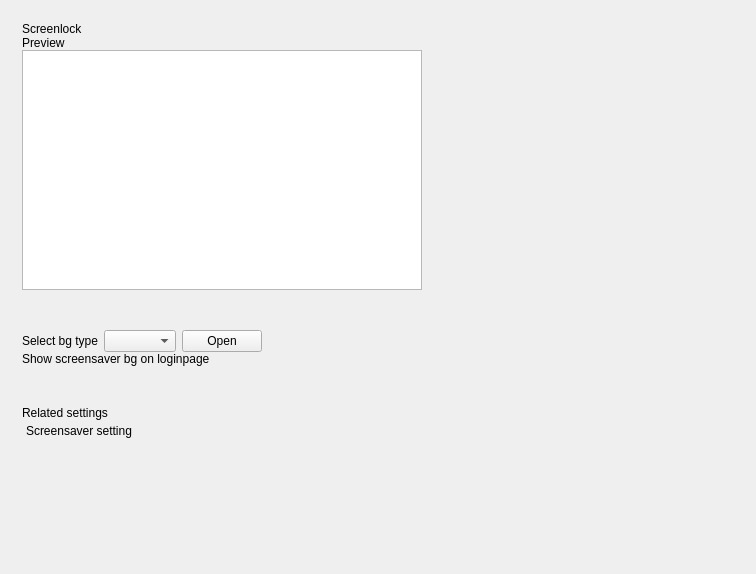
The window that plugins/personalized/screenlock/screenlock.ui (ukui/ukui-control-center) describes before a commit, drawn with Qt 5.
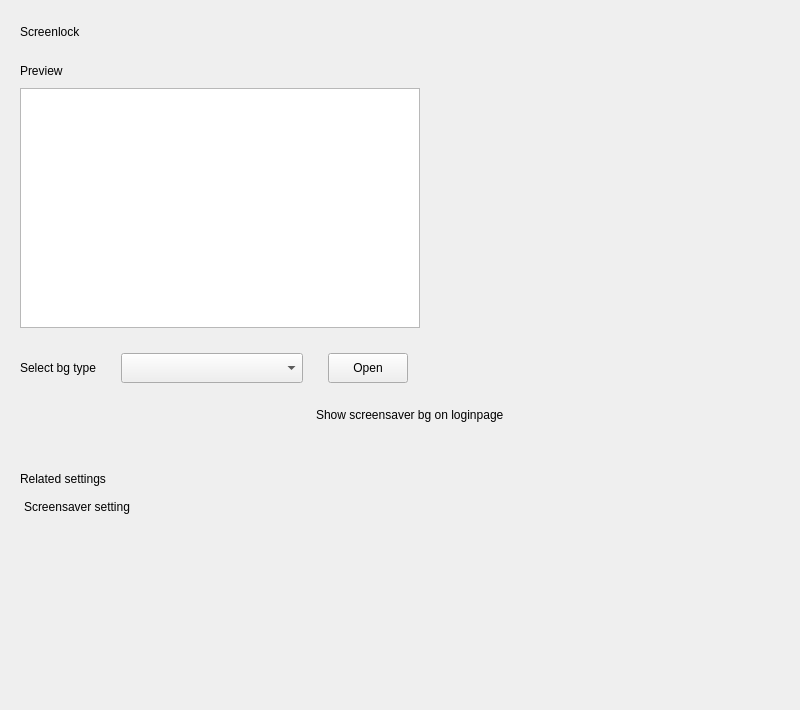
The same window after the commit.

The edit to the form file:
```diff
--- a/plugins/personalized/screenlock/screenlock.ui
+++ b/plugins/personalized/screenlock/screenlock.ui
@@ -6,45 +6,109 @@
    <rect>
     <x>0</x>
     <y>0</y>
-    <width>756</width>
-    <height>574</height>
+    <width>800</width>
+    <height>710</height>
    </rect>
   </property>
   <property name="minimumSize">
    <size>
-    <width>756</width>
-    <height>574</height>
+    <width>800</width>
+    <height>710</height>
    </size>
   </property>
   <property name="maximumSize">
    <size>
-    <width>756</width>
-    <height>574</height>
+    <width>800</width>
+    <height>710</height>
    </size>
   </property>
   <property name="windowTitle">
    <string>Screenlock</string>
   </property>
   <layout class="QVBoxLayout" name="verticalLayout_2">
+   <property name="spacing">
+    <number>0</number>
+   </property>
+   <property name="leftMargin">
+    <number>0</number>
+   </property>
+   <property name="topMargin">
+    <number>0</number>
+   </property>
+   <property name="rightMargin">
+    <number>0</number>
+   </property>
+   <property name="bottomMargin">
+    <number>0</number>
+   </property>
    <item>
     <widget class="QStackedWidget" name="StackedWidget">
-     <widget class="QWidget" name="verticalStackedWidgetPage1">
+     <widget class="QWidget" name="Page1">
       <layout class="QVBoxLayout" name="verticalLayout">
        <property name="spacing">
+        <number>10</number>
+       </property>
+       <property name="leftMargin">
+        <number>20</number>
+       </property>
+       <property name="topMargin">
+        <number>25</number>
+       </property>
+       <property name="rightMargin">
+        <number>0</number>
+       </property>
+       <property name="bottomMargin">
         <number>0</number>
        </property>
        <item>
         <widget class="QLabel" name="label">
+         <property name="sizePolicy">
+          <sizepolicy hsizetype="Fixed" vsizetype="Fixed">
+           <horstretch>0</horstretch>
+           <verstretch>0</verstretch>
+          </sizepolicy>
+         </property>
          <property name="text">
           <string>Screenlock</string>
          </property>
+         <property name="scaledContents">
+          <bool>true</bool>
+         </property>
+         <property name="stylesize" stdset="0">
+          <string>title1#</string>
+         </property>
         </widget>
        </item>
+       <item>
+        <spacer name="verticalSpacer_4">
+         <property name="orientation">
+          <enum>Qt::Vertical</enum>
+         </property>
+         <property name="sizeType">
+          <enum>QSizePolicy::Fixed</enum>
+         </property>
+         <property name="sizeHint" stdset="0">
+          <size>
+           <width>20</width>
+           <height>15</height>
+          </size>
+         </property>
+        </spacer>
+       </item>
        <item>
         <widget class="QLabel" name="label_2">
+         <property name="sizePolicy">
+          <sizepolicy hsizetype="Fixed" vsizetype="Fixed">
+           <horstretch>0</horstretch>
+           <verstretch>0</verstretch>
+          </sizepolicy>
+         </property>
          <property name="text">
           <string>Preview</string>
          </property>
+         <property name="scaledContents">
+          <bool>true</bool>
+         </property>
         </widget>
        </item>
        <item>
@@ -91,25 +155,62 @@
          <property name="sizeHint" stdset="0">
           <size>
            <width>20</width>
-           <height>40</height>
+           <height>15</height>
           </size>
          </property>
         </spacer>
        </item>
        <item>
         <layout class="QHBoxLayout" name="horizontalLayout_2">
+         <property name="spacing">
+          <number>25</number>
+         </property>
          <item>
           <widget class="QLabel" name="label_3">
+           <property name="sizePolicy">
+            <sizepolicy hsizetype="Fixed" vsizetype="Fixed">
+             <horstretch>0</horstretch>
+             <verstretch>0</verstretch>
+            </sizepolicy>
+           </property>
            <property name="text">
             <string>Select bg type</string>
            </property>
+           <property name="scaledContents">
+            <bool>true</bool>
+           </property>
           </widget>
          </item>
          <item>
-          <widget class="QComboBox" name="formComboBox"/>
+          <widget class="QComboBox" name="formComboBox">
+           <property name="minimumSize">
+            <size>
+             <width>182</width>
+             <height>30</height>
+            </size>
+           </property>
+           <property name="maximumSize">
+            <size>
+             <width>182</width>
+             <height>30</height>
+            </size>
+           </property>
+          </widget>
          </item>
          <item>
           <widget class="QPushButton" name="openPushBtn">
+           <property name="minimumSize">
+            <size>
+             <width>0</width>
+             <height>30</height>
+            </size>
+           </property>
+           <property name="maximumSize">
+            <size>
+             <width>16777215</width>
+             <height>30</height>
+            </size>
+           </property>
            <property name="text">
             <string>Open</string>
            </property>
@@ -130,13 +231,41 @@
          </item>
         </layout>
        </item>
+       <item>
+        <spacer name="verticalSpacer_5">
+         <property name="orientation">
+          <enum>Qt::Vertical</enum>
+         </property>
+         <property name="sizeType">
+          <enum>QSizePolicy::Fixed</enum>
+         </property>
+         <property name="sizeHint" stdset="0">
+          <size>
+           <width>20</width>
+           <height>15</height>
+          </size>
+         </property>
+        </spacer>
+       </item>
        <item>
         <layout class="QHBoxLayout" name="setloginbgHLayout_4">
+         <property name="spacing">
+          <number>25</number>
+         </property>
          <item>
           <widget class="QLabel" name="label_5">
+           <property name="sizePolicy">
+            <sizepolicy hsizetype="Fixed" vsizetype="Fixed">
+             <horstretch>0</horstretch>
+             <verstretch>0</verstretch>
+            </sizepolicy>
+           </property>
            <property name="text">
             <string>Show screensaver bg on loginpage</string>
            </property>
+           <property name="scaledContents">
+            <bool>true</bool>
+           </property>
           </widget>
          </item>
         </layout>
@@ -159,9 +288,21 @@
        </item>
        <item>
         <widget class="QLabel" name="label_6">
+         <property name="sizePolicy">
+          <sizepolicy hsizetype="Fixed" vsizetype="Fixed">
+           <horstretch>0</horstretch>
+           <verstretch>0</verstretch>
+          </sizepolicy>
+         </property>
          <property name="text">
           <string>Related settings</string>
          </property>
+         <property name="scaledContents">
+          <bool>true</bool>
+         </property>
+         <property name="stylesize" stdset="0">
+          <string>title1#</string>
+         </property>
         </widget>
        </item>
        <item>
```
